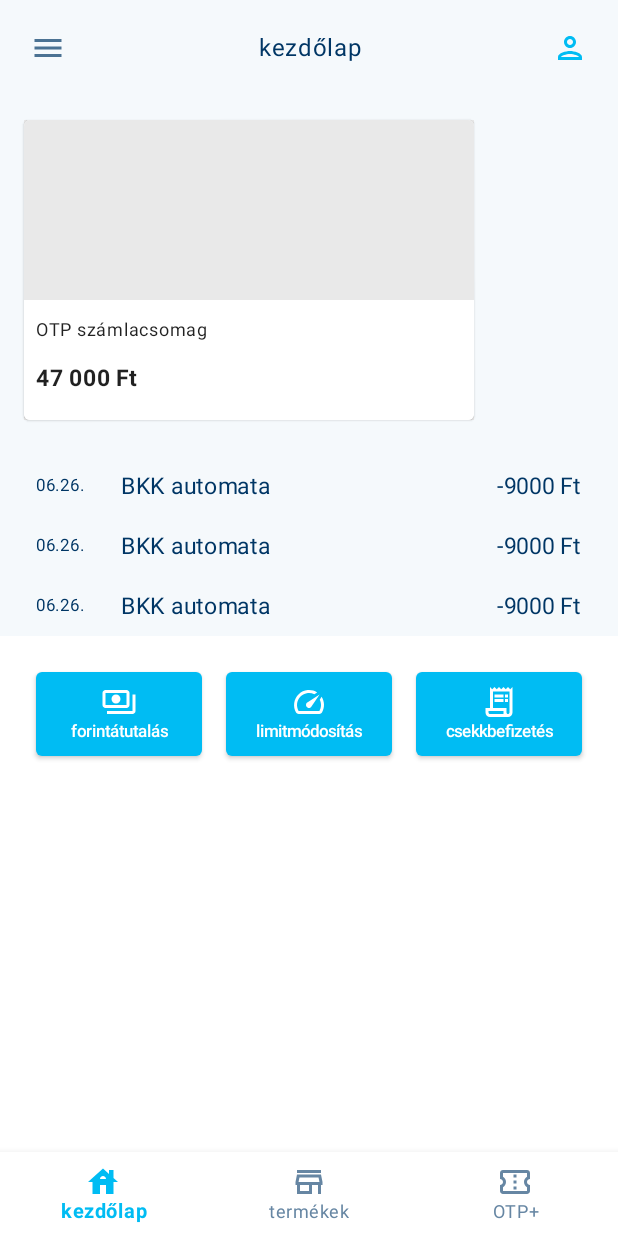
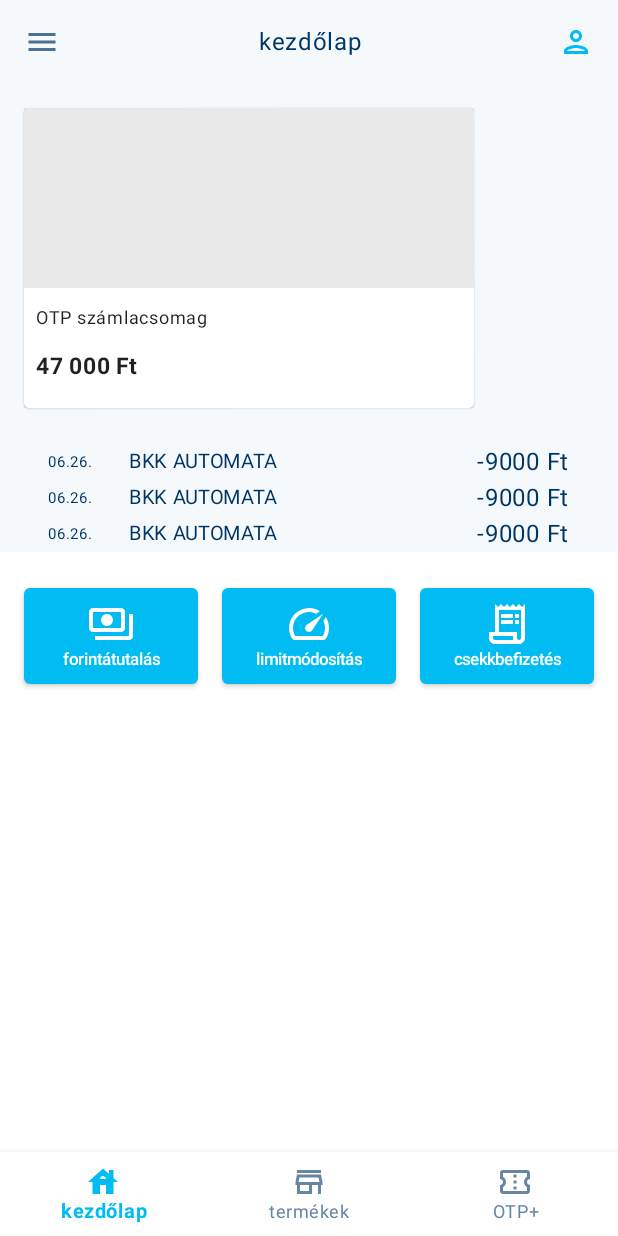
Before and after one commit to molnarjozsef/BankingApp, an Android app built with Jetpack Compose: the DashboardScreen screen opened through its navigation route, on a phone screen of 412 x 824 dp. Run offline under Robolectric (Android 15) with nearby library versions, the phone set to English and light mode, and no system bars; our stand-ins replace Compose Multiplatform resources.

Commit message:
feat: fix dashboard screen spacings
#10

```diff
--- a/composeApp/src/commonMain/kotlin/components/Header.kt
+++ b/composeApp/src/commonMain/kotlin/components/Header.kt
@@ -1,52 +1,51 @@
 package components
 
 import androidx.compose.foundation.background
+import androidx.compose.foundation.layout.Box
 import androidx.compose.foundation.layout.Row
-import androidx.compose.foundation.layout.padding
-import androidx.compose.material.Icon
-import androidx.compose.material.IconButton
+import androidx.compose.foundation.layout.height
+import androidx.compose.foundation.layout.size
 import androidx.compose.material.Text
-import androidx.compose.material.icons.Icons
-import androidx.compose.material.icons.outlined.Menu
-import androidx.compose.material.icons.outlined.Person
 import androidx.compose.runtime.Composable
 import androidx.compose.ui.Alignment
 import androidx.compose.ui.Modifier
 import androidx.compose.ui.graphics.Color
 import androidx.compose.ui.text.style.TextAlign
 import theme.BankColors
-import theme.dp8
+import theme.dp56
 
 @Composable
 fun Header(
     title: String,
-    backgroundColor: Color = BankColors.white
+    backgroundColor: Color = BankColors.white,
+    startButton: @Composable (() -> Unit)? = null,
+    endButton: @Composable (() -> Unit)? = null,
 ) {
     Row(
         modifier = Modifier
             .background(backgroundColor)
-            .padding(dp8),
+            .height(dp56),
         verticalAlignment = Alignment.CenterVertically,
     ) {
-        IconButton(onClick = {}) {
-            Icon(
-                imageVector = Icons.Outlined.Menu,
-                tint = BankColors.dark,
-                contentDescription = null
-            )
+        Box(
+            modifier = Modifier.size(dp56),
+            contentAlignment = Alignment.Center,
+        ) {
+            startButton?.invoke()
         }
+
         Text(
             text = title,
             color = BankColors.darker,
             textAlign = TextAlign.Center,
             modifier = Modifier.weight(1f)
         )
-        IconButton(onClick = {}) {
-            Icon(
-                imageVector = Icons.Outlined.Person,
-                tint = BankColors.main,
-                contentDescription = null
-            )
+
+        Box(
+            modifier = Modifier.size(dp56),
+            contentAlignment = Alignment.Center,
+        ) {
+            endButton?.invoke()
         }
     }
 }
--- a/composeApp/src/commonMain/kotlin/features/dashboard/DashboardScreen.kt
+++ b/composeApp/src/commonMain/kotlin/features/dashboard/DashboardScreen.kt
@@ -7,7 +7,12 @@ import androidx.compose.foundation.layout.Spacer
 import androidx.compose.foundation.layout.fillMaxSize
 import androidx.compose.foundation.layout.fillMaxWidth
 import androidx.compose.foundation.layout.height
+import androidx.compose.material.Icon
+import androidx.compose.material.IconButton
 import androidx.compose.material.Scaffold
+import androidx.compose.material.icons.Icons
+import androidx.compose.material.icons.outlined.Menu
+import androidx.compose.material.icons.outlined.Person
 import androidx.compose.runtime.Composable
 import androidx.compose.ui.Modifier
 import components.Header
@@ -24,12 +29,12 @@ fun DashboardScreen(
         topBar = {
             Header(
                 title = Strings.Dashboard.Title,
-                backgroundColor = BankColors.light
+                backgroundColor = BankColors.light,
+                startButton = { MenuButton() },
+                endButton = { ProfileButton() }
             )
         },
-        bottomBar = {
-            BankBottomNavigation()
-        }
+        bottomBar = { BankBottomNavigation() }
     ) {
         Column(
             modifier = Modifier.fillMaxSize()
@@ -56,3 +61,25 @@ fun DashboardScreen(
         }
     }
 }
+
+@Composable
+private fun MenuButton() {
+    IconButton(onClick = {}) {
+        Icon(
+            imageVector = Icons.Outlined.Menu,
+            tint = BankColors.dark,
+            contentDescription = null
+        )
+    }
+}
+
+@Composable
+private fun ProfileButton() {
+    IconButton(onClick = {}) {
+        Icon(
+            imageVector = Icons.Outlined.Person,
+            tint = BankColors.main,
+            contentDescription = null
+        )
+    }
+}
--- a/composeApp/src/commonMain/kotlin/features/dashboard/QuickFeatures.kt
+++ b/composeApp/src/commonMain/kotlin/features/dashboard/QuickFeatures.kt
@@ -8,6 +8,7 @@ import androidx.compose.foundation.layout.Row
 import androidx.compose.foundation.layout.RowScope
 import androidx.compose.foundation.layout.fillMaxWidth
 import androidx.compose.foundation.layout.padding
+import androidx.compose.foundation.layout.size
 import androidx.compose.material.Button
 import androidx.compose.material.ButtonDefaults
 import androidx.compose.material.Icon
@@ -25,13 +26,13 @@ import androidx.compose.ui.text.style.TextAlign
 import androidx.compose.ui.unit.sp
 import theme.BankColors
 import theme.dp16
-import theme.dp24
+import theme.dp32
 import theme.dp8
 
 @Composable
 fun QuickFeatures() {
     Row(
-        modifier = Modifier.padding(horizontal = dp24),
+        modifier = Modifier.padding(horizontal = dp16),
         horizontalArrangement = Arrangement.spacedBy(dp16)
     ) {
         QuickFeatureButton(
@@ -70,7 +71,8 @@ private fun RowScope.QuickFeatureButton(
         ) {
             Icon(
                 painter = icon,
-                contentDescription = null
+                contentDescription = null,
+                modifier = Modifier.size(dp32),
             )
             Text(
                 text = title,
--- a/composeApp/src/commonMain/kotlin/features/dashboard/Transactions.kt
+++ b/composeApp/src/commonMain/kotlin/features/dashboard/Transactions.kt
@@ -4,6 +4,7 @@ import androidx.compose.foundation.layout.Arrangement
 import androidx.compose.foundation.layout.Column
 import androidx.compose.foundation.layout.Row
 import androidx.compose.foundation.layout.fillMaxWidth
+import androidx.compose.foundation.layout.height
 import androidx.compose.foundation.layout.padding
 import androidx.compose.material.Text
 import androidx.compose.runtime.Composable
@@ -12,7 +13,7 @@ import androidx.compose.ui.Modifier
 import androidx.compose.ui.unit.sp
 import theme.BankColors
 import theme.dp24
-import theme.dp8
+import theme.dp32
 
 @Composable
 fun Transactions() {
@@ -28,27 +29,25 @@ private fun Transaction() {
     Row(
         horizontalArrangement = Arrangement.spacedBy(dp24),
         modifier = Modifier.fillMaxWidth()
-            .padding(
-                horizontal = dp24,
-                vertical = dp8
-            ),
+            .padding(horizontal = dp32)
+            .height(dp24),
         verticalAlignment = Alignment.CenterVertically,
     ) {
         Text(
             text = "06.26.",
-            fontSize = 11.sp,
+            fontSize = 10.sp,
             color = BankColors.darker,
         )
         Text(
-            text = "BKK automata",
+            text = "BKK AUTOMATA",
             modifier = Modifier.weight(1f),
             color = BankColors.darker,
-            fontSize = 15.sp
+            fontSize = 13.sp
         )
         Text(
             text = "-9000 Ft",
             color = BankColors.darker,
-            fontSize = 15.sp
+            fontSize = 16.sp
         )
     }
 }
--- a/composeApp/src/commonMain/kotlin/features/pin/PinPad.kt
+++ b/composeApp/src/commonMain/kotlin/features/pin/PinPad.kt
@@ -19,7 +19,6 @@ import androidx.compose.ui.unit.dp
 import androidx.compose.ui.unit.sp
 import theme.BankColors
 import theme.dp16
-import theme.dp24
 
 @Composable
 fun PinPad(
@@ -28,7 +27,7 @@ fun PinPad(
 ) {
     Column(
         modifier = modifier,
-        verticalArrangement = Arrangement.spacedBy(dp24),
+        verticalArrangement = Arrangement.spacedBy(dp16),
         horizontalAlignment = Alignment.CenterHorizontally,
     ) {
         PinRow(listOf(1, 2, 3), { onClick(it) })
@@ -67,7 +66,7 @@ private fun PinButton(
             .aspectRatio(1f)
             .clip(CircleShape)
             .clickable { onClick() }
-            .border(border = BorderStroke(2.dp, BankColors.dark), shape = CircleShape),
+            .border(border = BorderStroke(1.dp, BankColors.dark), shape = CircleShape),
         contentAlignment = Alignment.Center
     ) {
         Text(
--- a/composeApp/src/commonMain/kotlin/features/pin/PinScreen.kt
+++ b/composeApp/src/commonMain/kotlin/features/pin/PinScreen.kt
@@ -34,7 +34,7 @@ fun PinScreen(
     var pinCount by remember { mutableIntStateOf(0) }
 
     LaunchedEffect(pinCount) {
-        if (pinCount == 6) {
+        if (pinCount >= 6) {
             navigateToDashboard()
         }
     }
@@ -46,7 +46,6 @@ fun PinScreen(
             modifier = Modifier.fillMaxSize().padding(40.dp),
             horizontalAlignment = Alignment.CenterHorizontally
         ) {
-
             Text(
                 text = Strings.Pin.Heading,
                 fontSize = 20.sp,
@@ -58,7 +57,8 @@ fun PinScreen(
             Spacer(Modifier.height(dp24))
 
             Text(
-                text = buildString { repeat(pinCount) { append("•") } },
+                text = buildString { repeat(pinCount) { append("•") } }
+                    .ifBlank { " " },
                 fontSize = 40.sp,
                 color = BankColors.main,
                 textAlign = TextAlign.Center,
```
